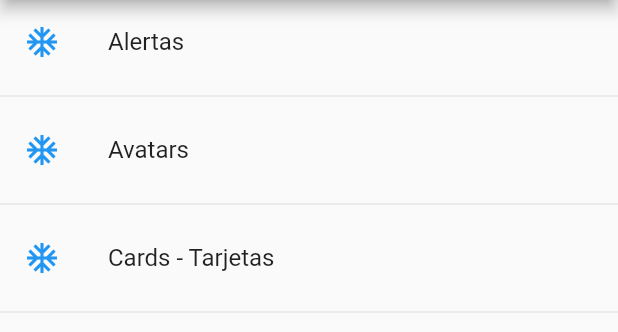
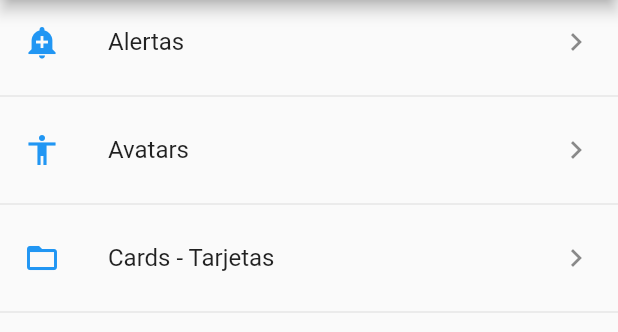
Before and after one commit to DavidAbellan/componentsExercise, a Flutter app: the screen it shows after launch, on a phone screen of 412 x 824 dp, the part 84-416 px from its top. Run offline on Flutter 3.47's test engine with Material 2 defaults, Android fonts, the phone set to English and light mode, and no system bars.

```diff
--- a/lib/src/myApp.dart
+++ b/lib/src/myApp.dart
@@ -1,3 +1,6 @@
+import 'package:componentes/src/pages/alert_page.dart';
+import 'package:componentes/src/pages/avatar_page.dart';
+import 'package:componentes/src/routes/routes.dart';
 import 'package:flutter/material.dart';
 import './pages/home_temp.dart';
 import './pages/home_page.dart';
@@ -8,7 +11,20 @@ class MyApp extends StatelessWidget {
     return MaterialApp(
       title: 'Componentes App',
       debugShowCheckedModeBanner: false,
-      home: HomePage(),
+      //home: HomePage(),
+      initialRoute: '/',
+      //refactorizamos las rutas en el archivo routes/routes.dart para cuando
+      //sean muchas
+      /*  routes: <String, WidgetBuilder>{
+        '/': (context) => HomePage(),
+        'alert': (context) => AlertPage(),
+        'avatar': (context) => AvatarPage()
+      },*/
+      routes: getApplicationRoutes(),
+      //para rutas que no están definidas o no existen
+      onGenerateRoute: (RouteSettings settings) {
+        return MaterialPageRoute(builder: (context) => AlertPage());
+      },
     );
   }
 }
--- a/lib/src/pages/home_page.dart
+++ b/lib/src/pages/home_page.dart
@@ -1,5 +1,7 @@
+import 'package:componentes/src/pages/alert_page.dart';
 import 'package:flutter/material.dart';
 import '../providers/opt_provider.dart';
+import '../utils/icon_string_util.dart';
 
 class HomePage extends StatelessWidget {
   @override
@@ -36,12 +38,20 @@ class HomePage extends StatelessWidget {
     data.forEach((element) {
       final widgetTemp = ListTile(
         title: Text(element['texto']),
-        leading: Icon(
-          Icons.ac_unit_sharp,
-          color: Colors.blue,
-        ),
-        onTap: () {},
+        leading: getIcon(element['icon']),
+        trailing: Icon(Icons.keyboard_arrow_right),
+        onTap: () {
+          Navigator.pushNamed(context, element['ruta']);
+          //rutas tienen que estar definidas en el build de materialApp
+          //en  APP o main
+
+          /*final route = MaterialPageRoute(builder: (context) {
+            return AlertPage();
+          });
+          Navigator.push(context, route);*/
+        },
       );
+
       opciones.add(widgetTemp);
       opciones.add(Divider());
     });
--- /dev/null
+++ b/lib/src/routes/routes.dart
@@ -0,0 +1,17 @@
+import 'package:componentes/src/pages/card_page.dart';
+import 'package:flutter/cupertino.dart';
+
+import 'package:componentes/src/pages/alert_page.dart';
+import 'package:componentes/src/pages/avatar_page.dart';
+import 'package:componentes/src/pages/home_page.dart';
+
+import 'package:flutter/material.dart';
+
+Map<String, WidgetBuilder> getApplicationRoutes() {
+  return <String, WidgetBuilder>{
+    '/': (context) => HomePage(),
+    'alert': (context) => AlertPage(),
+    'avatar': (context) => AvatarPage(),
+    'card': (context) => CardPage(),
+  };
+}
--- /dev/null
+++ b/lib/src/utils/icon_string_util.dart
@@ -0,0 +1,11 @@
+import 'package:flutter/material.dart';
+
+final _icons = <String, IconData>{
+  'add_alert': Icons.add_alert,
+  'accessibility': Icons.accessibility,
+  'folder_open': Icons.folder_open
+};
+
+Icon getIcon(String nombreIcono) {
+  return Icon(_icons[nombreIcono], color: Colors.blue);
+}
--- a/pubspec.yaml
+++ b/pubspec.yaml
@@ -46,8 +46,8 @@ flutter:
 
   # To add assets to your application, add an assets section, like this:
   assets:
-    - jsonFilesData/menu_opts.json
-  #   - images/a_dot_ham.jpeg
+     - jsonFilesData/menu_opts.json
+     - assets/jar-loading.gif
 
   # An image asset can refer to one or more resolution-specific "variants", see
   # https://flutter.dev/assets-and-images/#resolution-aware.
```
Also changed, not shown: lib/src/pages/alert_page.dart (added, +13 -0 lines), lib/src/pages/avatar_page.dart (added, +9 -0 lines), lib/src/pages/card_page.dart (added, +71 -0 lines), assets/jar-loading.gif (added).
